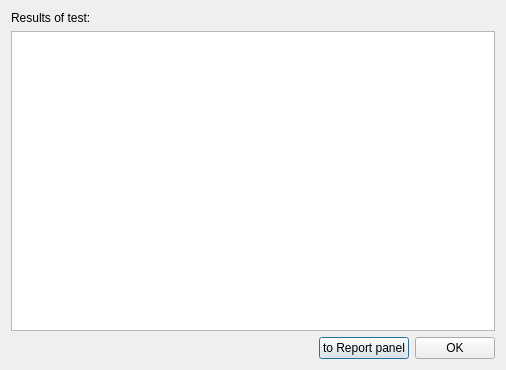
Old version of the form dialogPreflightResults.ui in the repository yorikvanhavre/BIM_Workbench.
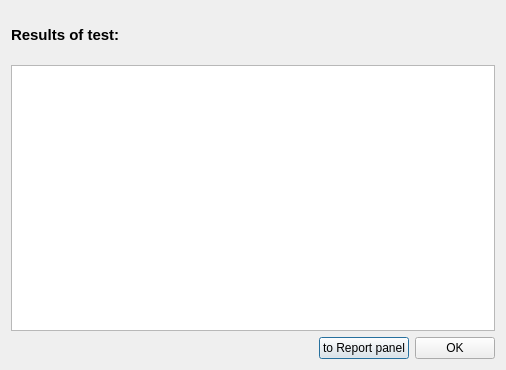
New version of the form. Icons and pictures are not drawn.

Commit message: Further work on preflight tool

Patch:
```diff
--- a/dialogPreflightResults.ui
+++ b/dialogPreflightResults.ui
@@ -14,13 +14,55 @@
    <string>Test results</string>
   </property>
   <layout class="QVBoxLayout" name="verticalLayout">
+   <item>
+    <spacer name="verticalSpacer">
+     <property name="orientation">
+      <enum>Qt::Vertical</enum>
+     </property>
+     <property name="sizeType">
+      <enum>QSizePolicy::Fixed</enum>
+     </property>
+     <property name="sizeHint" stdset="0">
+      <size>
+       <width>20</width>
+       <height>15</height>
+      </size>
+     </property>
+    </spacer>
+   </item>
    <item>
     <widget class="QLabel" name="label">
+     <property name="font">
+      <font>
+       <pointsize>11</pointsize>
+       <weight>75</weight>
+       <bold>true</bold>
+      </font>
+     </property>
      <property name="text">
       <string>Results of test:</string>
      </property>
+     <property name="wordWrap">
+      <bool>true</bool>
+     </property>
     </widget>
    </item>
+   <item>
+    <spacer name="verticalSpacer_2">
+     <property name="orientation">
+      <enum>Qt::Vertical</enum>
+     </property>
+     <property name="sizeType">
+      <enum>QSizePolicy::Fixed</enum>
+     </property>
+     <property name="sizeHint" stdset="0">
+      <size>
+       <width>20</width>
+       <height>15</height>
+      </size>
+     </property>
+    </spacer>
+   </item>
    <item>
     <widget class="QTextBrowser" name="textBrowser">
      <property name="openExternalLinks">
```
Left out of the diff: 8 changed lines with no effect on the pictures. The commit also changes 2 other files.
